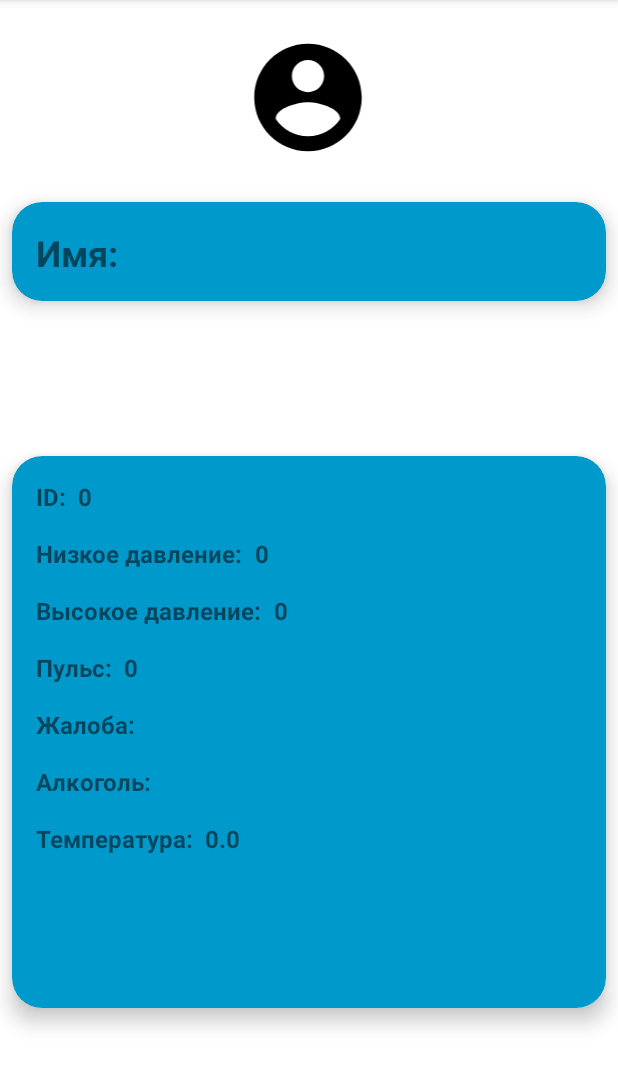
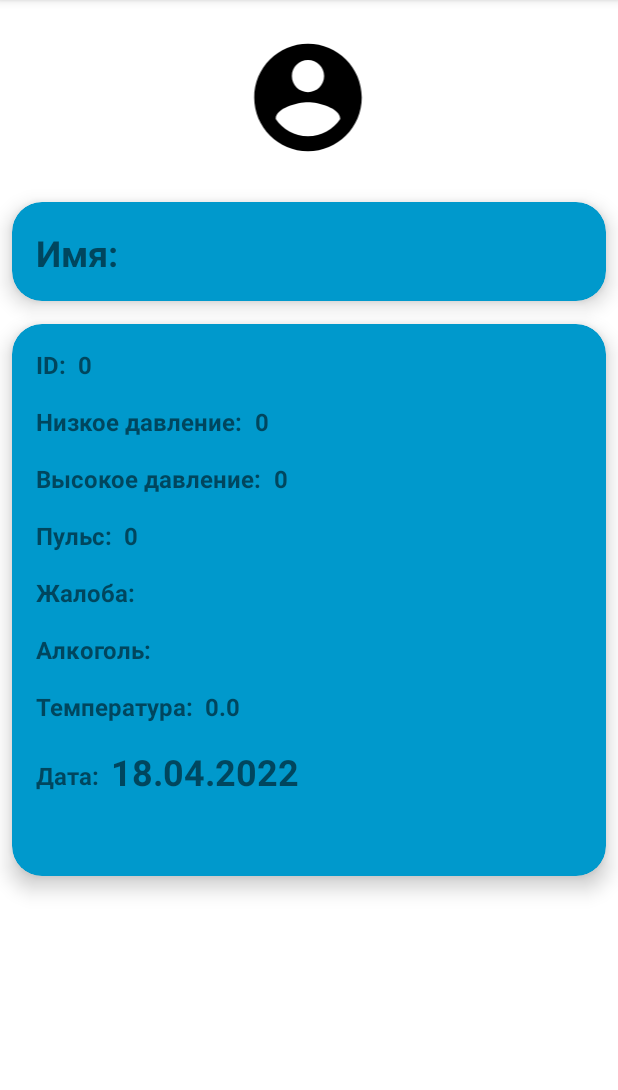
Before and after one commit to DisneoQWE/AndroidAppPersonalControl, an Android app: the ItemActivity screen opened directly, with no data from a screen before it, on a phone screen of 412 x 824 dp, the part 84-1174 px from its top. Run offline under Robolectric (Android 15) with nearby library versions, the phone set to English and light mode, and no system bars.

Commit message:
мелкие доработки

```diff
--- a/app/src/main/java/com/example/statepersonalcontrolapp/AddItem.java
+++ b/app/src/main/java/com/example/statepersonalcontrolapp/AddItem.java
@@ -8,6 +8,7 @@ import android.view.View;
 import android.widget.Button;
 
 public class AddItem extends AppCompatActivity {
+    /** todo: Доделать кнопку добавления в список */
     Button okButton, cancelButton;
     @Override
     protected void onCreate(Bundle savedInstanceState) {
--- a/app/src/main/java/com/example/statepersonalcontrolapp/MainActivity.java
+++ b/app/src/main/java/com/example/statepersonalcontrolapp/MainActivity.java
@@ -40,6 +40,7 @@ public class MainActivity extends AppCompatActivity implements RecyclerViewInter
     }
 
     private void setUpEmployee(){
+        /**TODO: Добавить нормальную базу данных по типу Posgres и с помощью JDBC брать оттуда данные*/
         String[] employeeList = getResources().getStringArray(R.array.employeeList);
         System.out.println("employeeList length: "+ employeeList.length);
         String[] idList = getResources().getStringArray(R.array.idList);
--- a/app/src/main/res/layout/activity_item.xml
+++ b/app/src/main/res/layout/activity_item.xml
@@ -74,17 +74,18 @@
     <androidx.cardview.widget.CardView
         android:layout_width="match_parent"
         android:layout_height="wrap_content"
-        app:layout_constraintBottom_toBottomOf="parent"
-        app:layout_constraintEnd_toEndOf="parent"
-        app:layout_constraintStart_toStartOf="parent"
-        app:layout_constraintTop_toBottomOf="@+id/cardView"
         android:layout_marginStart="8dp"
         android:layout_marginTop="15dp"
         android:layout_marginEnd="8dp"
         android:layout_marginBottom="8dp"
         app:cardBackgroundColor="@android:color/holo_blue_dark"
         app:cardCornerRadius="20dp"
-        app:cardElevation="8dp">
+        app:cardElevation="8dp"
+        app:layout_constraintBottom_toBottomOf="parent"
+        app:layout_constraintEnd_toEndOf="parent"
+        app:layout_constraintStart_toStartOf="parent"
+        app:layout_constraintTop_toBottomOf="@+id/cardView"
+        app:layout_constraintVertical_bias="0.0">
 
         <androidx.constraintlayout.widget.ConstraintLayout
             android:id="@+id/layout2"
@@ -252,14 +253,14 @@
                 app:layout_constraintVertical_bias="0.0" />
 
             <TextView
-                android:textStyle="bold"
-                android:textSize="16sp"
                 android:id="@+id/textView15"
                 android:layout_width="wrap_content"
                 android:layout_height="wrap_content"
                 android:layout_marginStart="16dp"
                 android:layout_marginTop="16dp"
                 android:text="Температура:"
+                android:textSize="16sp"
+                android:textStyle="bold"
                 app:layout_constraintBottom_toBottomOf="parent"
                 app:layout_constraintEnd_toEndOf="parent"
                 app:layout_constraintHorizontal_bias="0.0"
@@ -268,14 +269,14 @@
                 app:layout_constraintVertical_bias="0.0" />
 
             <TextView
-                android:textStyle="bold"
-                android:textSize="16sp"
                 android:id="@+id/temperature"
                 android:layout_width="wrap_content"
                 android:layout_height="wrap_content"
                 android:layout_marginStart="8dp"
                 android:layout_marginTop="16dp"
                 android:text="TextView"
+                android:textSize="16sp"
+                android:textStyle="bold"
                 app:layout_constraintBottom_toBottomOf="parent"
                 app:layout_constraintEnd_toEndOf="parent"
                 app:layout_constraintHorizontal_bias="0.0"
@@ -284,14 +285,14 @@
                 app:layout_constraintVertical_bias="0.0" />
 
             <TextView
-                android:textStyle="bold"
-                android:textSize="16sp"
                 android:id="@+id/textView17"
                 android:layout_width="wrap_content"
                 android:layout_height="wrap_content"
                 android:layout_marginStart="16dp"
                 android:layout_marginTop="16dp"
                 android:text="ID:"
+                android:textSize="16sp"
+                android:textStyle="bold"
                 app:layout_constraintBottom_toBottomOf="parent"
                 app:layout_constraintEnd_toEndOf="parent"
                 app:layout_constraintHorizontal_bias="0.0"
@@ -300,20 +301,53 @@
                 app:layout_constraintVertical_bias="0.0" />
 
             <TextView
-                android:textSize="16sp"
-                android:textStyle="bold"
                 android:id="@+id/id"
                 android:layout_width="wrap_content"
                 android:layout_height="wrap_content"
                 android:layout_marginStart="8dp"
                 android:layout_marginTop="16dp"
                 android:text="TextView"
+                android:textSize="16sp"
+                android:textStyle="bold"
                 app:layout_constraintBottom_toBottomOf="parent"
                 app:layout_constraintEnd_toEndOf="parent"
                 app:layout_constraintHorizontal_bias="0.0"
                 app:layout_constraintStart_toEndOf="@+id/textView17"
                 app:layout_constraintTop_toTopOf="parent"
                 app:layout_constraintVertical_bias="0.0" />
+
+            <TextView
+                android:id="@+id/textView19"
+                android:layout_width="wrap_content"
+                android:layout_height="wrap_content"
+                android:layout_marginStart="16dp"
+                android:layout_marginTop="24dp"
+                android:text="Дата:"
+                android:textSize="16sp"
+                android:textStyle="bold"
+                app:layout_constraintBottom_toBottomOf="parent"
+                app:layout_constraintEnd_toEndOf="parent"
+                app:layout_constraintHorizontal_bias="0.0"
+                app:layout_constraintStart_toStartOf="parent"
+                app:layout_constraintTop_toBottomOf="@+id/textView15"
+                app:layout_constraintVertical_bias="0.0" />
+
+            <TextView
+                android:textStyle="bold"
+                android:textSize="24sp"
+                android:id="@+id/textView21"
+                android:layout_width="130dp"
+                android:layout_height="37dp"
+                android:layout_marginStart="8dp"
+                android:layout_marginTop="16dp"
+                android:text="18.04.2022"
+                app:layout_constraintBottom_toBottomOf="parent"
+                app:layout_constraintEnd_toEndOf="parent"
+                app:layout_constraintHorizontal_bias="0.0"
+                app:layout_constraintStart_toEndOf="@+id/textView19"
+                app:layout_constraintTop_toBottomOf="@+id/temperature"
+                app:layout_constraintVertical_bias="0.0" />
+
         </androidx.constraintlayout.widget.ConstraintLayout>
     </androidx.cardview.widget.CardView>
 
```
Also changed, not shown: app/src/main/res/layout/activity_add_item.xml (+31 -2 lines).
